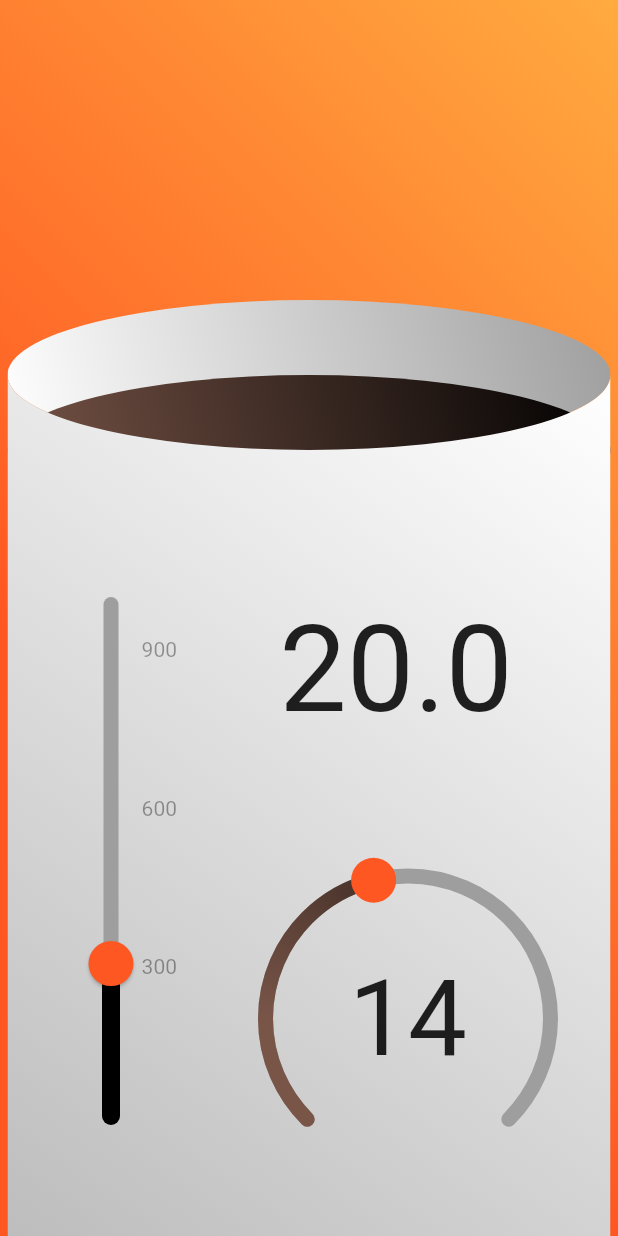
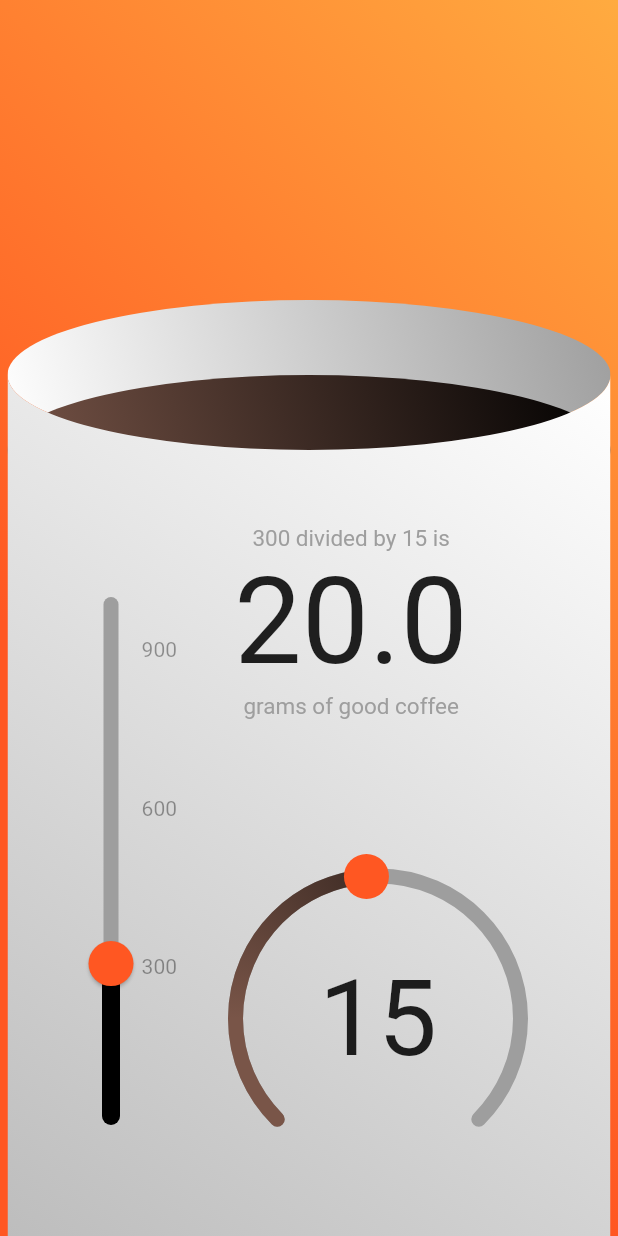
Before and after one commit to bjornnorgaard/brewbrah, a Flutter app: the screen it shows after launch, on a phone screen of 412 x 824 dp. Run offline on Flutter 3.47's test engine with Material 2 defaults, Android fonts, the phone set to English and light mode, and no system bars; drawn by our look-alikes of sleek_circular_slider.

Commit message:
More pretty

```diff
--- a/brewbrah/lib/coffee.dart
+++ b/brewbrah/lib/coffee.dart
@@ -98,20 +98,34 @@ class _CoffeeState extends State<Coffee> {
           ),
           Positioned(
             bottom: 45,
-            right: 40,
+            right: 60,
             child: RatioSlider(),
           ),
           Positioned(
-            top: 400,
-            right: 70,
-            child: Consumer<BrewState>(builder: (context, brew, child) {
-              return Text(
-                "${brew.grounds.toStringAsFixed(1)}",
-                style: TextStyle(
-                  fontSize: 80,
-                ),
-              );
-            }),
+            top: 350,
+            right: 100,
+            child: Consumer<BrewState>(
+              builder: (context, brew, child) {
+                return Column(
+                  children: <Widget>[
+                    Text(
+                      "${brew.amount} divided by ${brew.ratio} is",
+                      style: TextStyle(fontSize: 15, color: Colors.grey),
+                    ),
+                    Text(
+                      "${brew.grounds.toStringAsFixed(1)}",
+                      style: TextStyle(
+                        fontSize: 80,
+                      ),
+                    ),
+                    Text(
+                      "grams of good coffee",
+                      style: TextStyle(fontSize: 15, color: Colors.grey),
+                    ),
+                  ],
+                );
+              },
+            ),
           ),
         ],
       ),
--- a/brewbrah/lib/ratio_slider.dart
+++ b/brewbrah/lib/ratio_slider.dart
@@ -46,10 +46,10 @@ class _RatioSliderState extends State<RatioSlider> {
               ),
               min: 1,
               max: 30,
-              initialValue: 14,
+              initialValue: 15,
               onChange: (value) {
                 setState(() {
-                  Provider.of<BrewState>(context).setRatio(value.toInt());
+                  Provider.of<BrewState>(context).setRatio(value.ceil());
                 });
               },
             ),
```
